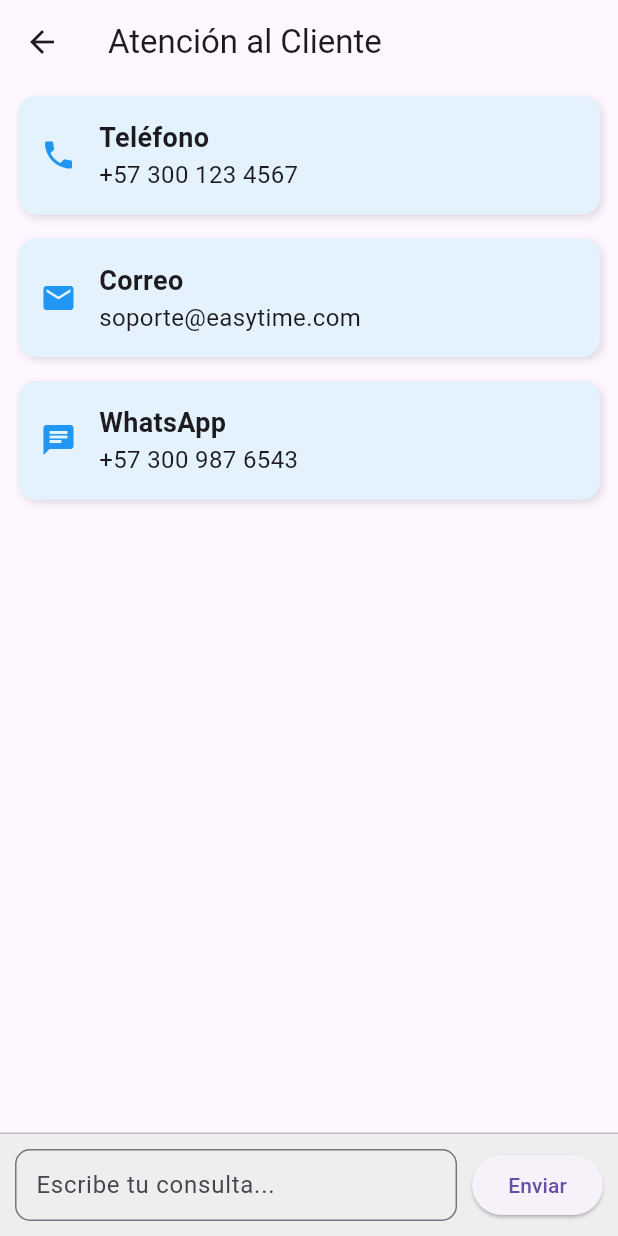
After one commit to paulithacarrillo24-cyber/proyecto_flutter_easytime4, a Flutter app: the screen it shows after launch, after a tap on "Atención al Cliente", on a phone screen of 412 x 824 dp. The commit adds this screen. Run offline on Flutter 3.47's test engine with Material 3 defaults, Android fonts, the phone set to English and light mode, and no system bars.

Commit message:
Agregada la  página de Atención al Cliente con contactos dinámicos, TextField y soporte de navegación

```diff
--- a/lib/main.dart
+++ b/lib/main.dart
@@ -3,6 +3,7 @@ import 'package:flutter/material.dart';
 import '../../screens/citas/cita_page.dart';
 import '../../screens/servicios/servicios_page.dart';
 import '../../screens/productos/productos_page.dart';
+import '../../screens/atencion_cliente_page.dart';
 
 void main() {
   runApp(MyApp());
@@ -68,6 +69,19 @@ class HomePage extends StatelessWidget {
               );
             },
           ),
+          SizedBox(height: 20),
+
+          _buildCard(
+            title: "Atención al Cliente",
+            icon: Icons.support_agent,
+            color: Colors.purple,
+            onTap: () {
+              Navigator.push(
+                context,
+                MaterialPageRoute(builder: (_) => AtencionClientePage()),
+              );
+            },
+          ),
         ],
       ),
     );
--- /dev/null
+++ b/lib/screens/atencion_cliente_page.dart
@@ -0,0 +1,123 @@
+import 'package:flutter/material.dart';
+
+class AtencionClientePage extends StatefulWidget {
+  @override
+  _AtencionClientePageState createState() => _AtencionClientePageState();
+}
+
+class _AtencionClientePageState extends State<AtencionClientePage> {
+  final TextEditingController _mensajeController = TextEditingController();
+
+  // Lista dinámica de contactos de soporte
+  final List<Map<String, String>> contactos = [
+    {"tipo": "Teléfono", "dato": "+57 300 123 4567"},
+    {"tipo": "Correo", "dato": "soporte@easytime.com"},
+    {"tipo": "WhatsApp", "dato": "+57 300 987 6543"},
+  ];
+
+  @override
+  Widget build(BuildContext context) {
+    return Scaffold(
+      appBar: AppBar(title: Text("Atención al Cliente")),
+      body: Column(
+        children: [
+          // 🔹 Expanded con ListView.builder (lista dinámica de contactos)
+          Expanded(
+            child: ListView.builder(
+              itemCount: contactos.length,
+              itemBuilder: (context, index) {
+                return Container(
+                  margin: EdgeInsets.symmetric(vertical: 8, horizontal: 12),
+                  padding: EdgeInsets.all(15),
+                  decoration: BoxDecoration(
+                    color: Colors.blue.shade50,
+                    borderRadius: BorderRadius.circular(12),
+                    boxShadow: [
+                      BoxShadow(
+                        color: Colors.black12,
+                        blurRadius: 4,
+                        offset: Offset(2, 2),
+                      ),
+                    ],
+                  ),
+                  child: Row(
+                    children: [
+                      Icon(
+                        contactos[index]["tipo"] == "Teléfono"
+                            ? Icons.phone
+                            : contactos[index]["tipo"] == "Correo"
+                            ? Icons.email
+                            : Icons.chat,
+                        color: Colors.blue,
+                      ),
+                      SizedBox(width: 15),
+                      Expanded(
+                        child: Column(
+                          crossAxisAlignment: CrossAxisAlignment.start,
+                          children: [
+                            Text(
+                              contactos[index]["tipo"]!,
+                              style: TextStyle(
+                                fontSize: 18,
+                                fontWeight: FontWeight.bold,
+                              ),
+                            ),
+                            Text(
+                              contactos[index]["dato"]!,
+                              style: TextStyle(fontSize: 16),
+                            ),
+                          ],
+                        ),
+                      ),
+                    ],
+                  ),
+                );
+              },
+            ),
+          ),
+
+          // 🔹 TextField con TextEditingController (entrada de mensaje)
+          Container(
+            padding: EdgeInsets.all(10),
+            decoration: BoxDecoration(
+              color: Colors.grey.shade200,
+              border: Border(top: BorderSide(color: Colors.grey.shade400)),
+            ),
+            child: Row(
+              children: [
+                Flexible(
+                  child: TextField(
+                    controller: _mensajeController,
+                    decoration: InputDecoration(
+                      hintText: "Escribe tu consulta...",
+                      border: OutlineInputBorder(
+                        borderRadius: BorderRadius.circular(10),
+                      ),
+                      contentPadding: EdgeInsets.symmetric(horizontal: 10),
+                    ),
+                  ),
+                ),
+                SizedBox(width: 10),
+                ElevatedButton(
+                  onPressed: () {
+                    if (_mensajeController.text.isNotEmpty) {
+                      ScaffoldMessenger.of(context).showSnackBar(
+                        SnackBar(
+                          content: Text(
+                            "Mensaje enviado: ${_mensajeController.text}",
+                          ),
+                        ),
+                      );
+                      _mensajeController.clear();
+                    }
+                  },
+                  child: Text("Enviar"),
+                ),
+              ],
+            ),
+          ),
+        ],
+      ),
+    );
+  }
+}
```
